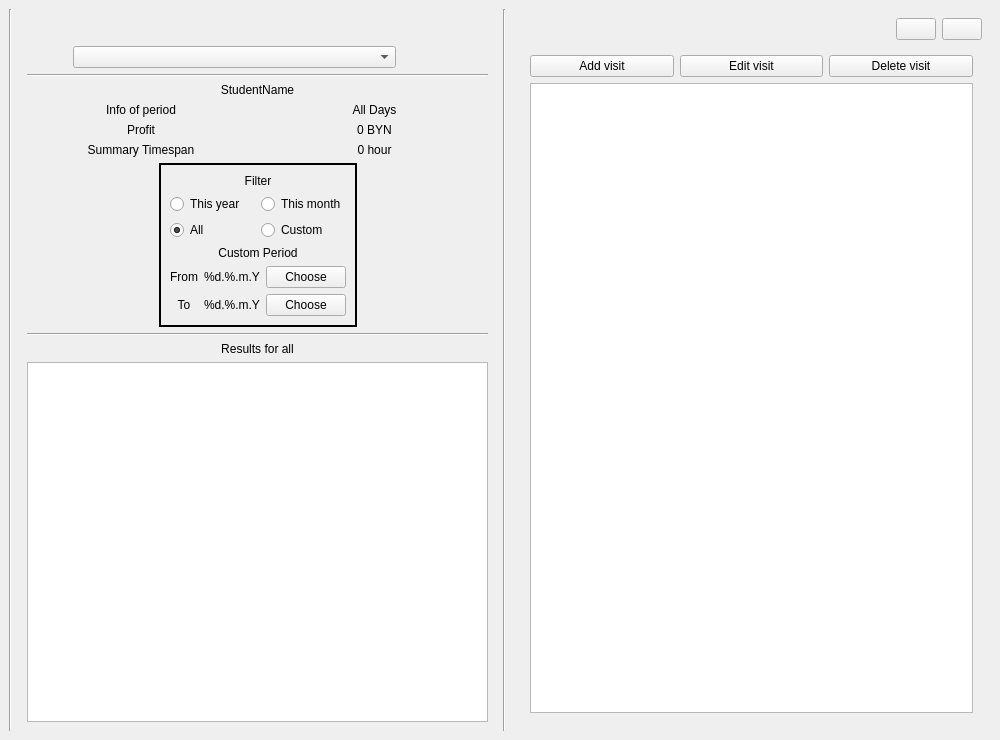
This is ui_templates/windows/main_window.ui in IliaSuponeff/StudentsAccounting as Qt 5 draws it before an edit. The edited form follows.
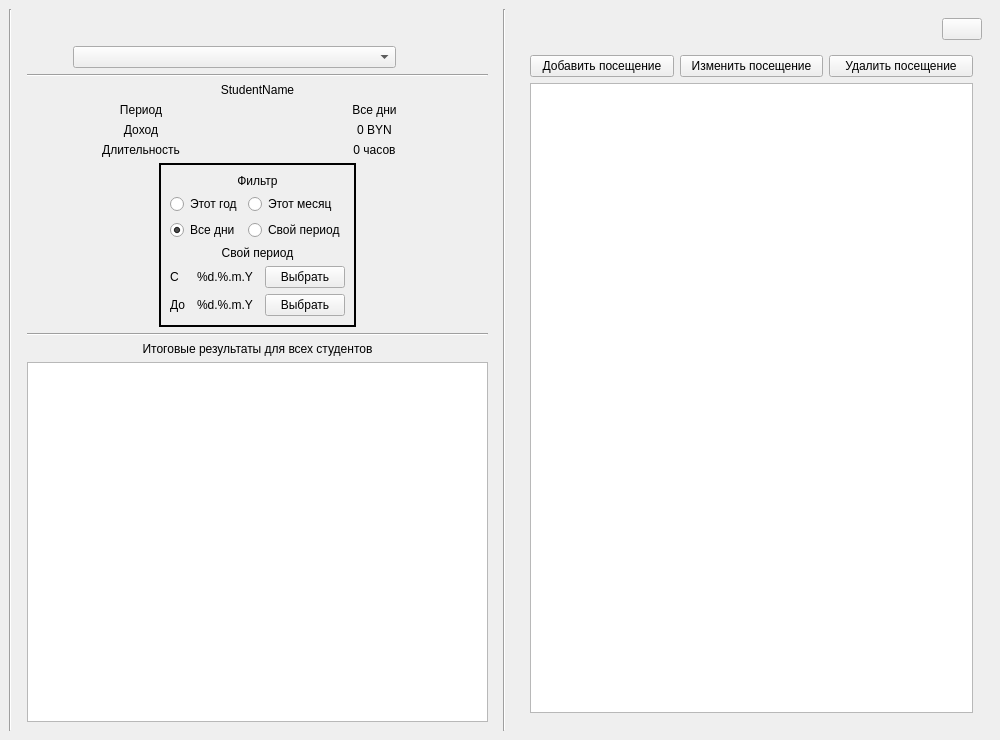
This is the edited form.

```diff
--- a/ui_templates/windows/main_window.ui
+++ b/ui_templates/windows/main_window.ui
@@ -2,14 +2,6 @@
 <ui version="4.0">
  <class>MainWindow</class>
  <widget class="QMainWindow" name="MainWindow">
-  <property name="geometry">
-   <rect>
-    <x>0</x>
-    <y>0</y>
-    <width>1000</width>
-    <height>740</height>
-   </rect>
-  </property>
   <property name="minimumSize">
    <size>
     <width>1000</width>
@@ -212,7 +204,7 @@
             </sizepolicy>
            </property>
            <property name="text">
-            <string>0 hour</string>
+            <string>0 часов</string>
            </property>
            <property name="alignment">
             <set>Qt::AlignCenter</set>
@@ -222,7 +214,7 @@
          <item row="1" column="0">
           <widget class="QLabel" name="info_lbl_7">
            <property name="text">
-            <string>Profit</string>
+            <string>Доход</string>
            </property>
            <property name="alignment">
             <set>Qt::AlignCenter</set>
@@ -232,7 +224,7 @@
          <item row="2" column="0">
           <widget class="QLabel" name="info_lbl_8">
            <property name="text">
-            <string>Summary Timespan</string>
+            <string>Длительность</string>
            </property>
            <property name="alignment">
             <set>Qt::AlignCenter</set>
@@ -242,7 +234,7 @@
          <item row="0" column="0">
           <widget class="QLabel" name="info_lbl_1">
            <property name="text">
-            <string>Info of period</string>
+            <string>Период</string>
            </property>
            <property name="alignment">
             <set>Qt::AlignCenter</set>
@@ -252,7 +244,7 @@
          <item row="0" column="1">
           <widget class="QLabel" name="period_info_lbl">
            <property name="text">
-            <string>All Days</string>
+            <string>Все дни</string>
            </property>
            <property name="alignment">
             <set>Qt::AlignCenter</set>
@@ -319,7 +311,7 @@
             <item>
              <widget class="QLabel" name="info_lbl_2">
               <property name="text">
-               <string>Filter</string>
+               <string>Фильтр</string>
               </property>
               <property name="alignment">
                <set>Qt::AlignCenter</set>
@@ -331,7 +323,7 @@
               <item row="0" column="0">
                <widget class="QRadioButton" name="this_year_filter_rbtn">
                 <property name="text">
-                 <string>This year</string>
+                 <string>Этот год</string>
                 </property>
                 <property name="checked">
                  <bool>false</bool>
@@ -341,14 +333,14 @@
               <item row="0" column="1">
                <widget class="QRadioButton" name="this_month_filter_rbtn">
                 <property name="text">
-                 <string>This month</string>
+                 <string>Этот месяц</string>
                 </property>
                </widget>
               </item>
               <item row="1" column="0">
                <widget class="QRadioButton" name="all_days_filter_rbtn">
                 <property name="text">
-                 <string>All</string>
+                 <string>Все дни</string>
                 </property>
                 <property name="checked">
                  <bool>true</bool>
@@ -358,7 +350,7 @@
               <item row="1" column="1">
                <widget class="QRadioButton" name="custom_period_rbtn">
                 <property name="text">
-                 <string>Custom</string>
+                 <string>Свой период</string>
                 </property>
                </widget>
               </item>
@@ -367,7 +359,7 @@
             <item>
              <widget class="QLabel" name="info_lbl_3">
               <property name="text">
-               <string>Custom Period</string>
+               <string>Свой период</string>
               </property>
               <property name="alignment">
                <set>Qt::AlignCenter</set>
@@ -385,7 +377,7 @@
                  </sizepolicy>
                 </property>
                 <property name="text">
-                 <string>From</string>
+                 <string>С </string>
                 </property>
                 <property name="alignment">
                  <set>Qt::AlignCenter</set>
@@ -395,7 +387,7 @@
               <item row="1" column="0">
                <widget class="QLabel" name="info_lbl_5">
                 <property name="text">
-                 <string>To</string>
+                 <string>До</string>
                 </property>
                 <property name="alignment">
                  <set>Qt::AlignCenter</set>
@@ -411,7 +403,7 @@
                  </sizepolicy>
                 </property>
                 <property name="text">
-                 <string>Choose</string>
+                 <string>Выбрать</string>
                 </property>
                 <property name="flat">
                  <bool>false</bool>
@@ -427,7 +419,7 @@
                  </sizepolicy>
                 </property>
                 <property name="text">
-                 <string>Choose</string>
+                 <string>Выбрать</string>
                 </property>
                 <property name="flat">
                  <bool>false</bool>
@@ -502,7 +494,7 @@
           <enum>QFrame::Plain</enum>
          </property>
          <property name="text">
-          <string>Results for all</string>
+          <string>Итоговые результаты для всех студентов</string>
          </property>
          <property name="alignment">
           <set>Qt::AlignCenter</set>
@@ -566,19 +558,6 @@
            </property>
           </widget>
          </item>
-         <item>
-          <widget class="QPushButton" name="lang_change_btn">
-           <property name="sizePolicy">
-            <sizepolicy hsizetype="Minimum" vsizetype="Minimum">
-             <horstretch>0</horstretch>
-             <verstretch>0</verstretch>
-            </sizepolicy>
-           </property>
-           <property name="text">
-            <string/>
-           </property>
-          </widget>
-         </item>
         </layout>
        </item>
        <item>
@@ -595,7 +574,7 @@
             <item>
              <widget class="QPushButton" name="add_visit_btn">
               <property name="text">
-               <string>Add visit</string>
+               <string>Добавить посещение</string>
               </property>
               <property name="flat">
                <bool>false</bool>
@@ -605,7 +584,7 @@
             <item>
              <widget class="QPushButton" name="edit_visit_btn">
               <property name="text">
-               <string>Edit visit</string>
+               <string>Изменить посещение</string>
               </property>
               <property name="flat">
                <bool>false</bool>
@@ -615,7 +594,7 @@
             <item>
              <widget class="QPushButton" name="del_visit_btn">
               <property name="text">
-               <string>Delete visit</string>
+               <string>Удалить посещение</string>
               </property>
               <property name="flat">
                <bool>false</bool>
```
